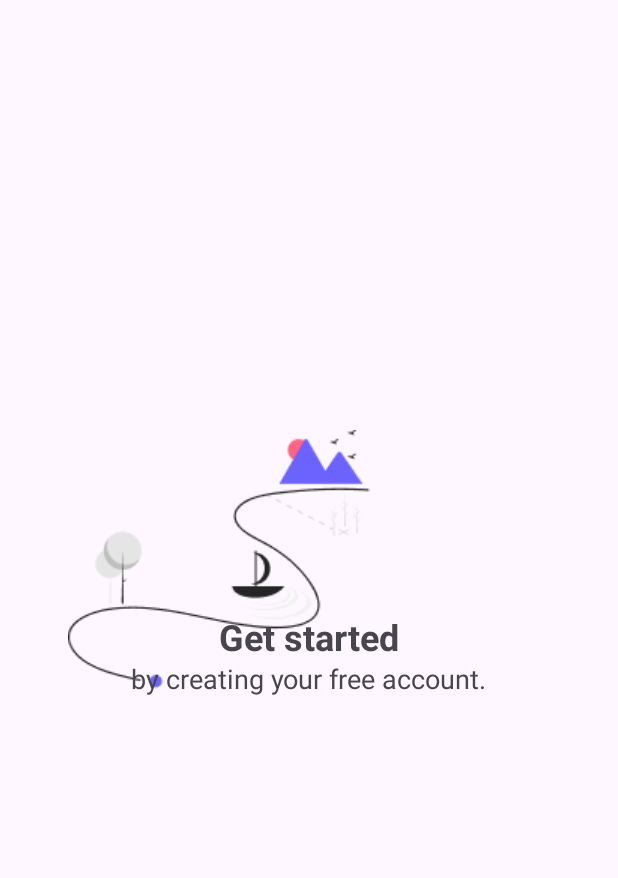
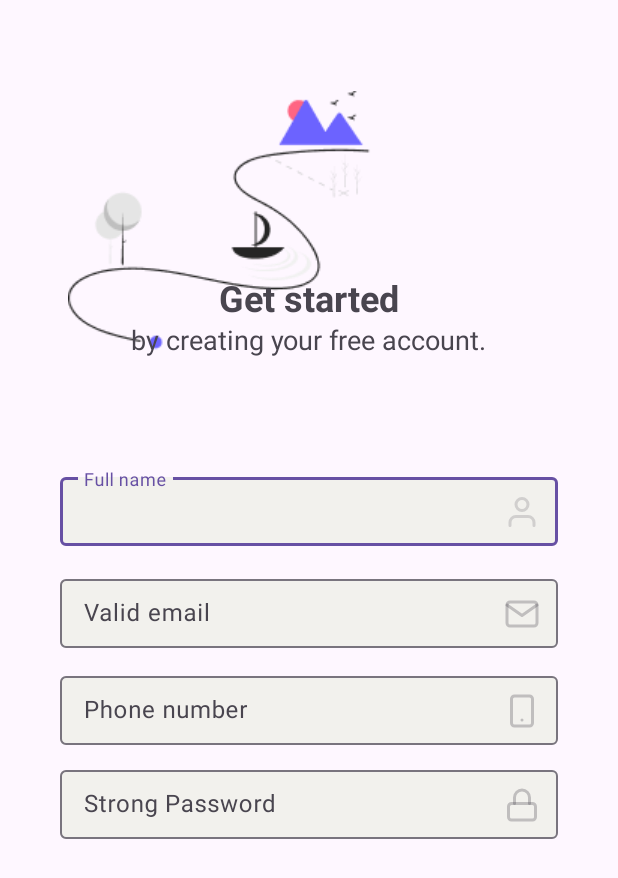
Before and after one commit to serkan-bayram/ma-assignment, an Android app: the RegisterActivity screen opened directly, with no data from a screen before it, on a phone screen of 412 x 824 dp. Shown: the top 878 px of the screen. Run offline under Robolectric (Android 15) with nearby library versions, the phone set to English and light mode, and no system bars.

Commit message:
Tidy up strings file, add other inputs to register activity

```diff
--- /dev/null
+++ b/app/src/main/res/drawable/smartphone.xml
@@ -0,0 +1,22 @@
+<vector xmlns:android="http://schemas.android.com/apk/res/android"
+    android:width="24dp"
+    android:height="24dp"
+    android:viewportWidth="24"
+    android:viewportHeight="24">
+  <path
+      android:pathData="M17,2H7C5.895,2 5,2.895 5,4V20C5,21.105 5.895,22 7,22H17C18.105,22 19,21.105 19,20V4C19,2.895 18.105,2 17,2Z"
+      android:strokeAlpha="0.3"
+      android:strokeLineJoin="round"
+      android:strokeWidth="2"
+      android:fillColor="#00000000"
+      android:strokeColor="#000000"
+      android:strokeLineCap="round"/>
+  <path
+      android:pathData="M12,18H12.01"
+      android:strokeAlpha="0.3"
+      android:strokeLineJoin="round"
+      android:strokeWidth="2"
+      android:fillColor="#00000000"
+      android:strokeColor="#000000"
+      android:strokeLineCap="round"/>
+</vector>
--- /dev/null
+++ b/app/src/main/res/drawable/user.xml
@@ -0,0 +1,22 @@
+<vector xmlns:android="http://schemas.android.com/apk/res/android"
+    android:width="24dp"
+    android:height="24dp"
+    android:viewportWidth="24"
+    android:viewportHeight="24">
+  <path
+      android:pathData="M20,21V19C20,17.939 19.579,16.922 18.828,16.172C18.078,15.421 17.061,15 16,15H8C6.939,15 5.922,15.421 5.172,16.172C4.421,16.922 4,17.939 4,19V21"
+      android:strokeAlpha="0.2"
+      android:strokeLineJoin="round"
+      android:strokeWidth="2"
+      android:fillColor="#00000000"
+      android:strokeColor="#000000"
+      android:strokeLineCap="round"/>
+  <path
+      android:pathData="M12,11C14.209,11 16,9.209 16,7C16,4.791 14.209,3 12,3C9.791,3 8,4.791 8,7C8,9.209 9.791,11 12,11Z"
+      android:strokeAlpha="0.2"
+      android:strokeLineJoin="round"
+      android:strokeWidth="2"
+      android:fillColor="#00000000"
+      android:strokeColor="#000000"
+      android:strokeLineCap="round"/>
+</vector>
--- a/app/src/main/res/layout/activity_register.xml
+++ b/app/src/main/res/layout/activity_register.xml
@@ -16,10 +16,11 @@
         app:layout_constraintEnd_toEndOf="parent"
         app:layout_constraintStart_toStartOf="parent"
         app:layout_constraintTop_toTopOf="parent"
+        app:layout_constraintVertical_bias="0.106"
         app:srcCompat="@drawable/logo" />
 
     <TextView
-        android:id="@+id/register_welcomeTextHeading"
+        android:id="@+id/welcomeTextHeading"
         android:layout_width="wrap_content"
         android:layout_height="wrap_content"
         android:layout_marginTop="24dp"
@@ -32,7 +33,7 @@
         app:layout_constraintTop_toTopOf="@+id/logo" />
 
     <TextView
-        android:id="@+id/register_welcomeTextSubHeading"
+        android:id="@+id/welcomeTextSubHeading"
         android:layout_width="wrap_content"
         android:layout_height="wrap_content"
         android:text="@string/register_welcome_text_sub_heading"
@@ -44,4 +45,97 @@
         app:layout_constraintStart_toStartOf="@+id/logo"
         app:layout_constraintTop_toTopOf="@+id/logo" />
 
+
+    <com.google.android.material.textfield.TextInputLayout
+        android:id="@+id/fullName"
+        android:layout_width="332dp"
+        android:layout_height="51dp"
+        android:hint="@string/full_name_input"
+        android:contentDescription="@null"
+        app:endIconDrawable="@drawable/user"
+        app:endIconMode="custom"
+        app:boxBackgroundColor="#f2f1ed"
+        app:layout_constraintBottom_toBottomOf="parent"
+        app:layout_constraintEnd_toEndOf="parent"
+        app:layout_constraintStart_toStartOf="parent"
+        app:layout_constraintTop_toBottomOf="@id/logo"
+        app:layout_constraintVertical_bias="0.001">
+
+
+        <com.google.android.material.textfield.TextInputEditText
+            android:layout_width="match_parent"
+            android:layout_height="wrap_content" />
+
+    </com.google.android.material.textfield.TextInputLayout>
+
+
+    <com.google.android.material.textfield.TextInputLayout
+        android:id="@+id/emailInput"
+        android:layout_width="332dp"
+        android:layout_height="51dp"
+        android:hint="@string/register_email_input"
+        android:contentDescription="@null"
+        app:endIconDrawable="@drawable/mail"
+        app:endIconMode="custom"
+        app:boxBackgroundColor="#f2f1ed"
+        app:layout_constraintBottom_toBottomOf="parent"
+        app:layout_constraintEnd_toEndOf="parent"
+        app:layout_constraintStart_toStartOf="parent"
+        app:layout_constraintVertical_bias="0.04"
+        app:layout_constraintTop_toBottomOf="@id/fullName">
+
+
+        <com.google.android.material.textfield.TextInputEditText
+            android:layout_width="match_parent"
+            android:layout_height="wrap_content" />
+
+    </com.google.android.material.textfield.TextInputLayout>
+
+
+    <com.google.android.material.textfield.TextInputLayout
+        android:id="@+id/phoneNumberInput"
+        android:layout_width="332dp"
+        android:layout_height="51dp"
+        android:hint="@string/phone_number_input"
+        android:contentDescription="@null"
+        app:endIconDrawable="@drawable/smartphone"
+        app:endIconMode="custom"
+        app:boxBackgroundColor="#f2f1ed"
+        app:layout_constraintBottom_toBottomOf="parent"
+        app:layout_constraintEnd_toEndOf="parent"
+        app:layout_constraintStart_toStartOf="parent"
+        app:layout_constraintVertical_bias="0.04"
+        app:layout_constraintTop_toBottomOf="@id/emailInput">
+
+
+        <com.google.android.material.textfield.TextInputEditText
+            android:layout_width="match_parent"
+            android:layout_height="wrap_content" />
+
+    </com.google.android.material.textfield.TextInputLayout>
+
+
+    <com.google.android.material.textfield.TextInputLayout
+        android:id="@+id/passwordInput"
+        android:layout_width="332dp"
+        android:layout_height="51dp"
+        android:hint="@string/register_password_input"
+        android:contentDescription="@null"
+        app:endIconDrawable="@drawable/lock"
+        app:endIconMode="custom"
+        app:boxBackgroundColor="#f2f1ed"
+        app:layout_constraintBottom_toBottomOf="parent"
+        app:layout_constraintEnd_toEndOf="parent"
+        app:layout_constraintStart_toStartOf="parent"
+        app:layout_constraintVertical_bias="0.04"
+        app:layout_constraintTop_toBottomOf="@id/phoneNumberInput">
+
+
+        <com.google.android.material.textfield.TextInputEditText
+            android:layout_width="match_parent"
+            android:layout_height="wrap_content" />
+
+    </com.google.android.material.textfield.TextInputLayout>
+
+
 </androidx.constraintlayout.widget.ConstraintLayout>
--- a/app/src/main/res/layout/activity_sign_in.xml
+++ b/app/src/main/res/layout/activity_sign_in.xml
@@ -11,8 +11,8 @@
         android:id="@+id/emailInput"
         android:layout_width="332dp"
         android:layout_height="51dp"
-        android:hint="@string/email_input"
-        app:endIconContentDescription="@string/mail_icon_content_description"
+        android:hint="@string/sign_in_email_input"
+        android:contentDescription="@null"
         app:endIconDrawable="@drawable/mail"
         app:endIconMode="custom"
         app:boxBackgroundColor="#f2f1ed"
@@ -32,8 +32,8 @@
         android:id="@+id/passwordInput"
         android:layout_width="332dp"
         android:layout_height="51dp"
-        android:hint="@string/password_input"
-        app:endIconContentDescription="@string/lock_icon_content_description"
+        android:hint="@string/sign_in_password_input"
+        android:contentDescription="@null"
         app:endIconDrawable="@drawable/lock"
         app:endIconMode="custom"
         app:boxBackgroundColor="#f2f1ed"
@@ -103,7 +103,7 @@
         app:srcCompat="@drawable/logo" />
 
     <TextView
-        android:id="@+id/signIn_welcomeTextHeading"
+        android:id="@+id/welcomeTextHeading"
         android:layout_width="wrap_content"
         android:layout_height="wrap_content"
         android:layout_marginTop="24dp"
@@ -116,7 +116,7 @@
         app:layout_constraintTop_toTopOf="@+id/logo" />
 
     <TextView
-        android:id="@+id/signIn_welcomeTextSubHeading"
+        android:id="@+id/welcomeTextSubHeading"
         android:layout_width="wrap_content"
         android:layout_height="wrap_content"
         android:text="@string/sign_in_welcome_text_sub_heading"
@@ -145,7 +145,7 @@
         android:id="@+id/registerNowText"
         android:layout_width="wrap_content"
         android:layout_height="22dp"
-        android:text="@string/register_now_text"
+        android:text="@string/sign_in_register_now_text"
         android:textSize="14sp"
         android:textColor="#6C63FF"
         android:textStyle="bold"
--- a/app/src/main/res/values/strings.xml
+++ b/app/src/main/res/values/strings.xml
@@ -1,22 +1,26 @@
 <resources>
     <string name="app_name">MA_Assignment</string>
 
-    <string name="email_input">Enter your email</string>
-    <string name="password_input">Password</string>
+    /// Only used in SignInActivity
+    <string name="sign_in_email_input">Enter your email</string>
+    <string name="sign_in_password_input">Password</string>
+    <string name="sign_in_welcome_text_heading">Welcome back</string>
+    <string name="sign_in_welcome_text_sub_heading">sign in to access your account</string>
+    <string name="sign_in_register_now_text">Register now</string>
+
+    // Only used in RegisterActivity
+    <string name="register_welcome_text_heading">Get started</string>
+    <string name="register_welcome_text_sub_heading">by creating your free account.</string>
+    <string name="register_email_input">Valid email</string>
+    <string name="register_password_input">Strong Password</string>
+
+    /// Common strings
     <string name="remember_me_checkbox">Remember me</string>
     <string name="forgot_password_button">Forgot password?</string>
     <string name="next_button">Next ></string>
     <string name="logo">Logo</string>
-    <string name="sign_in_welcome_text_heading">Welcome back</string>
-    <string name="sign_in_welcome_text_sub_heading">sign in to access your account</string>
     <string name="new_member_text">New Member?</string>
-    <string name="register_now_text">Register now</string>
-
-    <string name="register_welcome_text_heading">Get started</string>
-    <string name="register_welcome_text_sub_heading">by creating your free account.</string>
-
-
-    <string name="mail_icon_content_description">Mail Icon</string>
-    <string name="lock_icon_content_description">Lock Icon</string>
+    <string name="full_name_input">Full name</string>
+    <string name="phone_number_input">Phone number</string>
 
 </resources>
```
